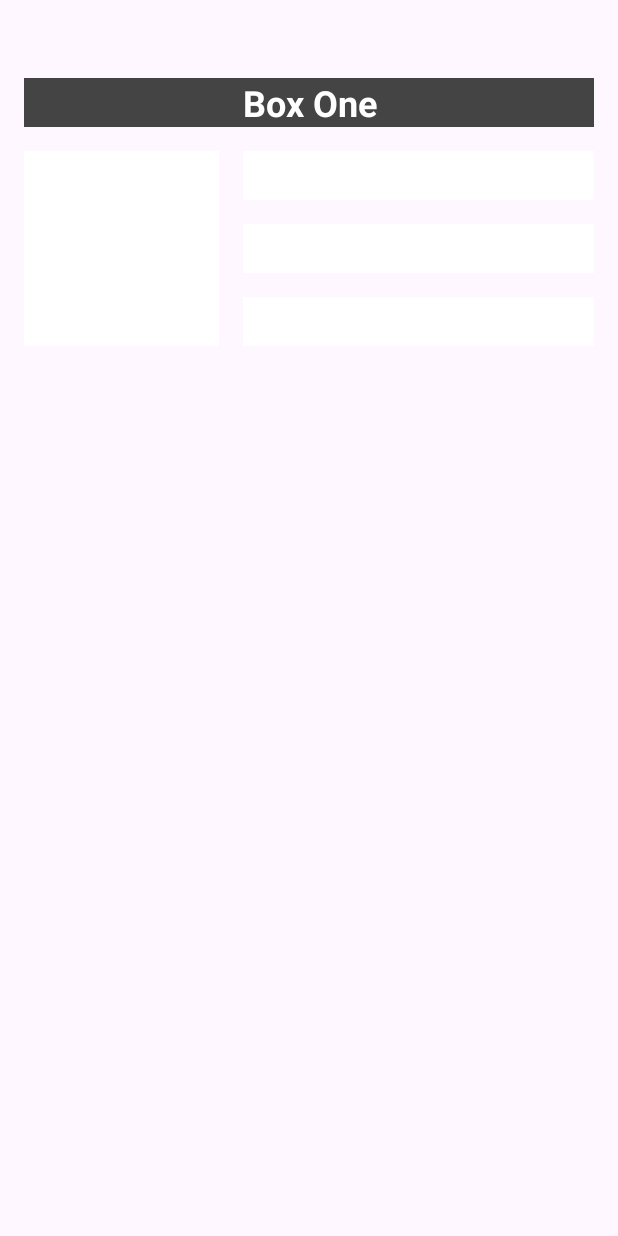
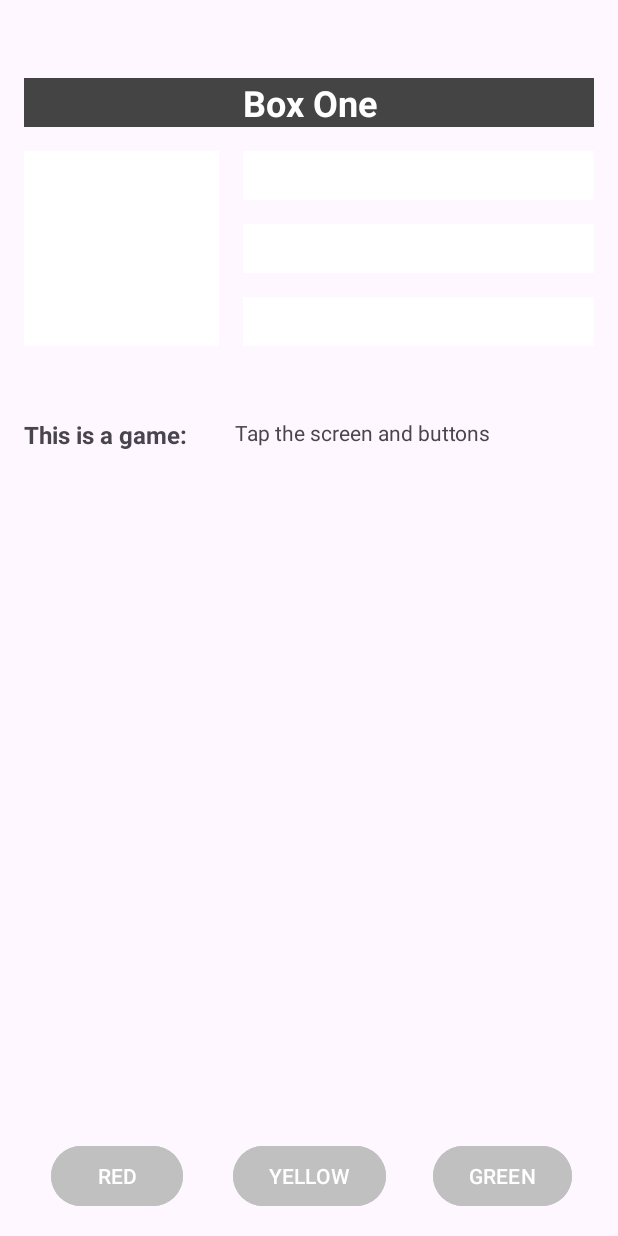
Before and after one commit to Sajeewamalith/ColourMyViews, an Android app: the screen it shows after launch (MainActivity), after a tap on "Box One", on a phone screen of 412 x 824 dp. Run offline under Robolectric (Android 15) with nearby library versions, the phone set to English and light mode, and no system bars.

Commit message:
Add Baseline Constraint and Button Chain  also remove font family

```diff
--- a/app/src/main/java/com/example/colourmyviews/MainActivity.kt
+++ b/app/src/main/java/com/example/colourmyviews/MainActivity.kt
@@ -3,6 +3,7 @@ package com.example.colourmyviews
 import android.graphics.Color
 import android.os.Bundle
 import android.view.View
+import android.widget.Button
 import android.widget.TextView
 import androidx.activity.enableEdgeToEdge
 import androidx.appcompat.app.AppCompatActivity
@@ -22,9 +23,13 @@ class MainActivity : AppCompatActivity() {
             insets
         }
         setListeners()
+
     }
 
     private fun setListeners() {
+        val red_button = findViewById<Button>(R.id.red_button)
+        val yellow_button = findViewById<Button>(R.id.yellow_button)
+        val green_button = findViewById<Button>(R.id.green_button)
         val box_one_text = findViewById<TextView>(R.id.box_one_text)
         val box_two_text = findViewById<TextView>(R.id.box_two_text)
         val box_three_text = findViewById<TextView>(R.id.box_three_text)
@@ -32,7 +37,7 @@ class MainActivity : AppCompatActivity() {
         val box_five_text = findViewById<TextView>(R.id.box_five_text)
         val constraint_layout = findViewById<ConstraintLayout>(R.id.constraint_layout)
         val clickableViews: List<View> = listOf(box_one_text, box_two_text, box_three_text
-            ,box_five_text,box_four_text,constraint_layout)
+            ,box_five_text,box_four_text,constraint_layout, red_button,yellow_button,green_button)
 
         for (item in clickableViews) {
             item.setOnClickListener { makeColored(it) }
@@ -40,6 +45,9 @@ class MainActivity : AppCompatActivity() {
     }
 
     private fun makeColored(view: View) {
+        val box_three_text  = findViewById<TextView>(R.id.box_three_text)
+        val box_four_text = findViewById<TextView>(R.id.box_four_text)
+        val box_five_text  = findViewById<TextView>(R.id.box_five_text)
         when (view.id) {
 
             // Boxes using Color class colors for background
@@ -51,6 +59,11 @@ class MainActivity : AppCompatActivity() {
             R.id.box_four_text -> view.setBackgroundResource(android.R.color.holo_green_dark)
             R.id.box_five_text -> view.setBackgroundResource(android.R.color.holo_green_light)
 
+
+            R.id.red_button ->  box_three_text.setBackgroundResource(R.color.my_red)
+            R.id.yellow_button -> box_four_text.setBackgroundResource(R.color.my_yellow)
+            R.id.green_button -> box_five_text.setBackgroundResource(R.color.my_green)
+
             else -> view.setBackgroundColor(Color.LTGRAY)
         }
     }
--- a/app/src/main/res/font/roboto.xml
+++ /dev/null
@@ -1,4 +0,0 @@
-<?xml version="1.0" encoding="utf-8"?>
-<font-family xmlns:android="http://schemas.android.com/apk/res/android">
-
-</font-family>
--- a/app/src/main/res/layout/activity_main.xml
+++ b/app/src/main/res/layout/activity_main.xml
@@ -15,7 +15,6 @@
         android:layout_marginStart="@dimen/margin_wide"
         android:layout_marginTop="52dp"
         android:layout_marginEnd="@dimen/margin_wide"
-        android:fontFamily="@font/roboto"
         android:text="@string/box_one"
         app:layout_constraintEnd_toEndOf="parent"
         app:layout_constraintHorizontal_bias="0.0"
@@ -72,4 +71,72 @@
         app:layout_constraintStart_toEndOf="@+id/box_two_text"
         app:layout_constraintTop_toBottomOf="@+id/box_three_text" />
 
+    <TextView
+        android:id="@+id/textView"
+        android:layout_width="wrap_content"
+        android:layout_height="wrap_content"
+        android:layout_marginStart="16dp"
+        android:layout_marginTop="48dp"
+        android:layout_marginEnd="16dp"
+        android:text="@string/this_is_a_game"
+        android:textSize="16sp"
+        android:textStyle="bold"
+        app:layout_constraintEnd_toStartOf="@+id/textView2"
+        app:layout_constraintHorizontal_bias="0.5"
+        app:layout_constraintStart_toStartOf="parent"
+        app:layout_constraintTop_toBottomOf="@+id/box_two_text" />
+
+    <TextView
+        android:id="@+id/textView2"
+        android:layout_width="0dp"
+        android:layout_height="wrap_content"
+        android:layout_marginStart="16dp"
+        android:layout_marginTop="48dp"
+        android:layout_marginEnd="16dp"
+        android:text="@string/tap_the_screen_and_buttons"
+        android:textSize="14sp"
+        app:layout_constraintEnd_toEndOf="parent"
+        app:layout_constraintHorizontal_bias="0.5"
+        app:layout_constraintStart_toEndOf="@+id/textView"
+        app:layout_constraintTop_toBottomOf="@+id/box_five_text" />
+
+    <Button
+        android:id="@+id/red_button"
+        android:backgroundTint="@color/grey"
+        android:layout_width="wrap_content"
+        android:layout_height="wrap_content"
+        android:layout_marginStart="16dp"
+        android:layout_marginEnd="16dp"
+        android:layout_marginBottom="16dp"
+        android:text="@string/red"
+        app:layout_constraintBottom_toBottomOf="parent"
+        app:layout_constraintEnd_toStartOf="@+id/yellow_button"
+        app:layout_constraintStart_toStartOf="parent" />
+
+    <Button
+        android:id="@+id/yellow_button"
+        android:backgroundTint="@color/grey"
+        android:layout_width="wrap_content"
+        android:layout_height="wrap_content"
+        android:layout_marginStart="16dp"
+        android:layout_marginEnd="16dp"
+        android:layout_marginBottom="16dp"
+        android:text="@string/yellow"
+        app:layout_constraintBottom_toBottomOf="parent"
+        app:layout_constraintEnd_toEndOf="parent"
+        app:layout_constraintStart_toStartOf="parent" />
+
+    <Button
+        android:id="@+id/green_button"
+        android:backgroundTint="@color/grey"
+        android:layout_width="wrap_content"
+        android:layout_height="wrap_content"
+        android:layout_marginStart="16dp"
+        android:layout_marginEnd="16dp"
+        android:layout_marginBottom="16dp"
+        android:text="@string/green"
+        app:layout_constraintBottom_toBottomOf="parent"
+        app:layout_constraintEnd_toEndOf="parent"
+        app:layout_constraintStart_toEndOf="@+id/yellow_button" />
+
 </androidx.constraintlayout.widget.ConstraintLayout>
--- a/app/src/main/res/values/colors.xml
+++ b/app/src/main/res/values/colors.xml
@@ -2,4 +2,9 @@
 <resources>
     <color name="black">#FF000000</color>
     <color name="white">#FFFFFFFF</color>
+    <color name="grey">#FFC0C0C0</color>
+
+    <color name="my_red">#FF7F0000</color>
+    <color name="my_yellow">#FFFFA500</color>
+    <color name="my_green">#FF008000</color>
 </resources>
--- a/app/src/main/res/values/strings.xml
+++ b/app/src/main/res/values/strings.xml
@@ -5,4 +5,9 @@
     <string name="box_three">Box Three</string>
     <string name="box_four">Box Four</string>
     <string name="box_five">Box Five</string>
+    <string name="tap_the_screen_and_buttons">Tap the screen and buttons</string>
+    <string name="this_is_a_game">This is a game:</string>
+    <string name="red">RED</string>
+    <string name="yellow">YELLOW</string>
+    <string name="green">GREEN</string>
 </resources>
--- a/app/src/main/res/values/styles.xml
+++ b/app/src/main/res/values/styles.xml
@@ -7,6 +7,6 @@
         <item name="android:textSize">@dimen/box_text_size</item>
         <item name="android:textStyle">bold</item>
         <item name="android:textColor">@android:color/white</item>
-        <item name="android:fontFamily">@font/roboto</item>
+
     </style>
 </resources>
```
